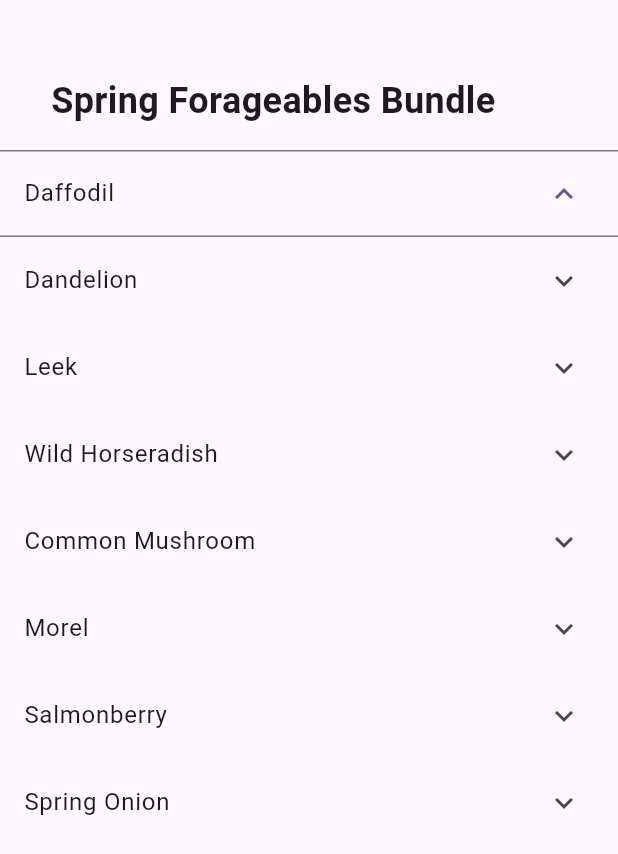
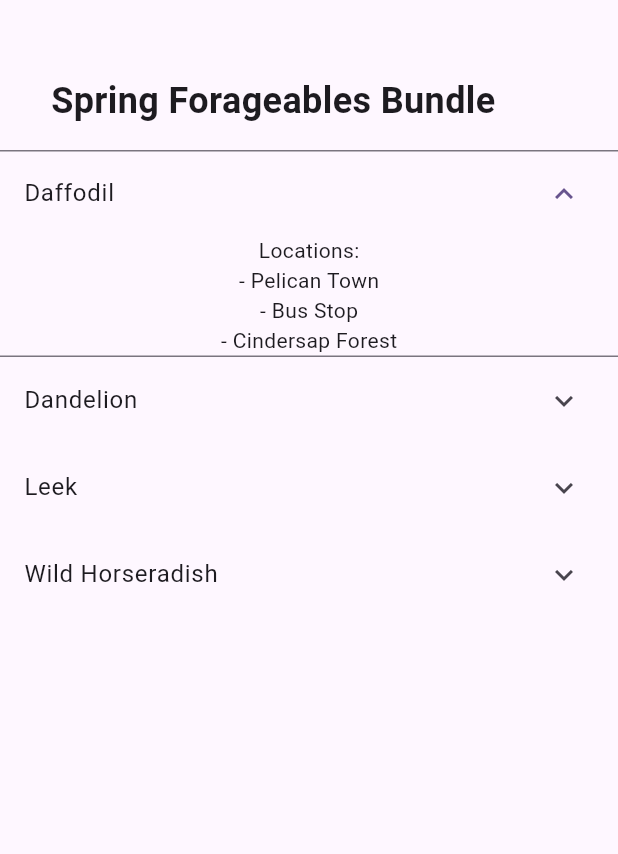
Before and after one commit to cjudd35/Stardew_companion, a Flutter app: the screen it shows after launch, after a tap on "Daffodil", on a phone screen of 412 x 824 dp. Shown: the top 854 px of the screen. Run offline on Flutter 3.47's test engine with Material 3 defaults, Android fonts, the phone set to English and light mode, and no system bars.

Commit message:
Screen reads from JSON (only title hard coded) in loops

```diff
--- a/assets/data/forageables.json
+++ b/assets/data/forageables.json
@@ -151,8 +151,7 @@
     "name": "Salmonberry",
     "type": "forage",
 
-    "community_center":
-    [],
+    "community_center":[],
 
     "obtain": {
         "seasons": [
@@ -169,8 +168,7 @@
     "name": "Spring Onion",
     "type": "forage",
 
-    "community_center":
-    [],
+    "community_center":[],
 
     "obtain": {
         "seasons": [
--- a/lib/screens/ForageablesScreen.dart
+++ b/lib/screens/ForageablesScreen.dart
@@ -12,22 +12,39 @@ class ForageablesScreen extends StatefulWidget {
 class _ForageablesScreenState extends State<ForageablesScreen> {
 
   List<dynamic> forageables = [];
+  List<dynamic> springForageablesBundleItems = [];
 
   Future<void> loadJson() async {
 
 
 
     String data = await rootBundle.loadString('assets/data/forageables.json');
-    var loadedforageables = jsonDecode(data);
+    var loadedForageables = jsonDecode(data);
+
 
     setState((){
-      this.forageables = loadedforageables;
+      forageables = loadedForageables;
+
+      springForageablesBundleItems = [];
+
+
+    for (var item in loadedForageables){
+      var communityCenter = item['community_center'];
+
+      bool inBundle = false;
+
+      for (var cc in communityCenter) {
+        if (cc['bundle'] == 'Spring Foraging') {
+          inBundle = true;
+        }
+      }
+
+      if (inBundle){
+        springForageablesBundleItems.add(item);
+      }
+    }
     });
 
-    for (var item in forageables) {
-      print(item['id']);
-      print(item['name']);
-    }
   }
   @override
   void initState() {
@@ -58,9 +75,19 @@ class _ForageablesScreenState extends State<ForageablesScreen> {
         Expanded(
           child: SingleChildScrollView(
             child:Column(
-              children: forageables.map((item){
+              children: springForageablesBundleItems.map((item){
+                    var lable =
+                    item['obtain']['locations'].length > 1
+                    ? 'Locations:'
+                    : 'Location:';
                 return ExpansionTile(
                   title: Text(item['name']),
+                  children: [
+                    Text(lable),
+                    ...item['obtain']['locations'].map<Widget>((location){
+                      return Text('- $location');
+                    })
+                  ],
                 );
               }).toList(),
             )
```
Also changed, not shown: 1 other file.
